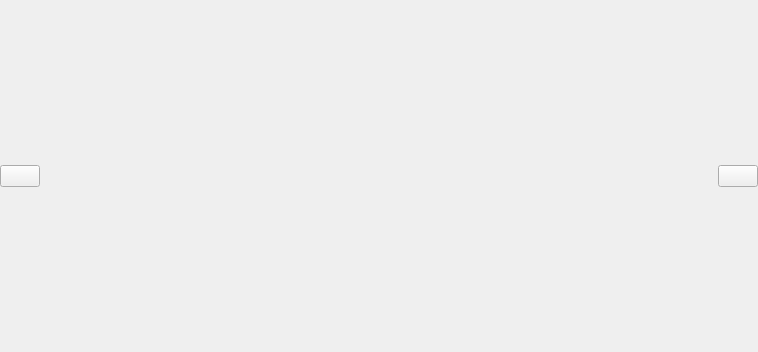
Before: the Qt Designer form bqHome/ui/HomeBooksList.ui in bq/cervantes, drawn with Qt 5.
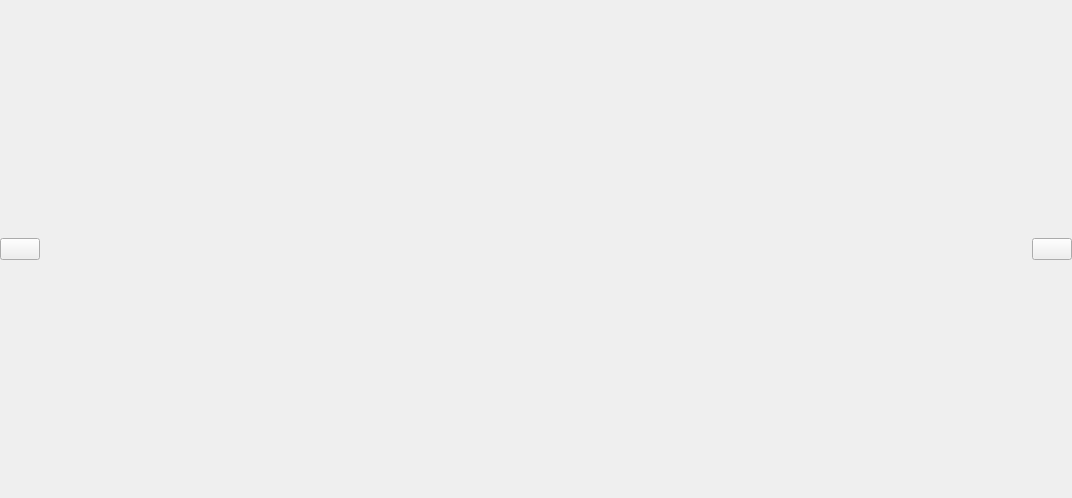
After: the same form once the commit is applied. Custom widgets are drawn as their Qt base class.

The edit to the form file:
```diff
--- a/bqHome/ui/HomeBooksList.ui
+++ b/bqHome/ui/HomeBooksList.ui
@@ -6,8 +6,8 @@
    <rect>
     <x>0</x>
     <y>0</y>
-    <width>758</width>
-    <height>352</height>
+    <width>1072</width>
+    <height>498</height>
    </rect>
   </property>
   <property name="sizePolicy">
@@ -18,14 +18,14 @@
   </property>
   <property name="minimumSize">
    <size>
-    <width>600</width>
-    <height>352</height>
+    <width>0</width>
+    <height>0</height>
    </size>
   </property>
   <property name="maximumSize">
    <size>
-    <width>758</width>
-    <height>352</height>
+    <width>1072</width>
+    <height>498</height>
    </size>
   </property>
   <property name="windowTitle">
@@ -159,8 +159,8 @@
         </property>
         <property name="sizeHint" stdset="0">
          <size>
-          <width>20</width>
-          <height>40</height>
+          <width>28</width>
+          <height>57</height>
          </size>
         </property>
        </spacer>
@@ -172,8 +172,8 @@
         </property>
         <property name="sizeHint" stdset="0">
          <size>
-          <width>2</width>
-          <height>40</height>
+          <width>3</width>
+          <height>57</height>
          </size>
         </property>
        </spacer>
@@ -185,8 +185,8 @@
         </property>
         <property name="sizeHint" stdset="0">
          <size>
-          <width>5</width>
-          <height>40</height>
+          <width>7</width>
+          <height>57</height>
          </size>
         </property>
        </spacer>
@@ -230,8 +230,8 @@
         </property>
         <property name="maximumSize">
          <size>
-          <width>32</width>
-          <height>265</height>
+          <width>45</width>
+          <height>375</height>
          </size>
         </property>
         <property name="text">
@@ -253,7 +253,7 @@
      <property name="sizeHint" stdset="0">
       <size>
        <width>1</width>
-       <height>5</height>
+       <height>7</height>
       </size>
      </property>
     </spacer>
@@ -286,8 +286,8 @@
         </property>
         <property name="maximumSize">
          <size>
-          <width>32</width>
-          <height>10</height>
+          <width>45</width>
+          <height>14</height>
          </size>
         </property>
         <property name="text">
@@ -302,8 +302,8 @@
         </property>
         <property name="sizeHint" stdset="0">
          <size>
-          <width>5</width>
-          <height>40</height>
+          <width>7</width>
+          <height>57</height>
          </size>
         </property>
        </spacer>
@@ -337,8 +337,8 @@
         </property>
         <property name="maximumSize">
          <size>
-          <width>32</width>
-          <height>265</height>
+          <width>45</width>
+          <height>375</height>
          </size>
         </property>
         <property name="text">
@@ -394,8 +394,8 @@
         </property>
         <property name="sizeHint" stdset="0">
          <size>
-          <width>5</width>
-          <height>40</height>
+          <width>7</width>
+          <height>57</height>
          </size>
         </property>
        </spacer>
@@ -407,8 +407,8 @@
         </property>
         <property name="sizeHint" stdset="0">
          <size>
-          <width>20</width>
-          <height>40</height>
+          <width>28</width>
+          <height>57</height>
          </size>
         </property>
        </spacer>
@@ -461,8 +461,8 @@
         </property>
         <property name="maximumSize">
          <size>
-          <width>32</width>
-          <height>30</height>
+          <width>45</width>
+          <height>42</height>
          </size>
         </property>
         <property name="text">
@@ -481,7 +481,7 @@
      <property name="sizeHint" stdset="0">
       <size>
        <width>1</width>
-       <height>5</height>
+       <height>7</height>
       </size>
      </property>
     </spacer>
@@ -511,8 +511,8 @@
         </property>
         <property name="maximumSize">
          <size>
-          <width>12</width>
-          <height>10</height>
+          <width>17</width>
+          <height>14</height>
          </size>
         </property>
         <property name="text">
@@ -527,8 +527,8 @@
         </property>
         <property name="sizeHint" stdset="0">
          <size>
-          <width>5</width>
-          <height>40</height>
+          <width>7</width>
+          <height>57</height>
          </size>
         </property>
        </spacer>
@@ -540,8 +540,8 @@
         </property>
         <property name="sizeHint" stdset="0">
          <size>
-          <width>5</width>
-          <height>40</height>
+          <width>7</width>
+          <height>57</height>
          </size>
         </property>
        </spacer>
@@ -581,8 +581,8 @@
         </property>
         <property name="maximumSize">
          <size>
-          <width>12</width>
-          <height>30</height>
+          <width>17</width>
+          <height>42</height>
          </size>
         </property>
         <property name="text">
@@ -616,8 +616,8 @@
         </property>
         <property name="sizeHint" stdset="0">
          <size>
-          <width>5</width>
-          <height>40</height>
+          <width>7</width>
+          <height>57</height>
          </size>
         </property>
        </spacer>
@@ -638,8 +638,8 @@
         </property>
         <property name="maximumSize">
          <size>
-          <width>19</width>
-          <height>265</height>
+          <width>27</width>
+          <height>375</height>
          </size>
         </property>
         <property name="text">
@@ -663,8 +663,8 @@
         </property>
         <property name="maximumSize">
          <size>
-          <width>12</width>
-          <height>265</height>
+          <width>17</width>
+          <height>375</height>
          </size>
         </property>
         <property name="text">
@@ -711,8 +711,8 @@
      </property>
      <property name="sizeHint" stdset="0">
       <size>
-       <width>40</width>
-       <height>20</height>
+       <width>57</width>
+       <height>28</height>
       </size>
      </property>
     </spacer>
```
Left out of the diff: 136 changed lines with no effect on the pictures.
